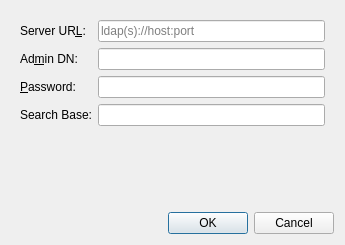
This is client/src/ui/dialogs/ldap_settings_dialog.ui in networkoptix/nx_open as Qt 5 draws it before an edit. The edited form follows.
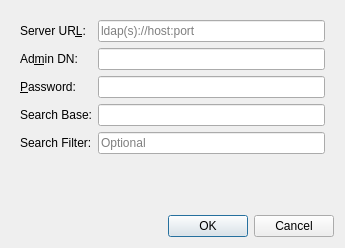
This is the edited form.

The edit to the form file:
```diff
--- a/client/src/ui/dialogs/ldap_settings_dialog.ui
+++ b/client/src/ui/dialogs/ldap_settings_dialog.ui
@@ -74,6 +74,20 @@
       <item row="3" column="1">
        <widget class="QLineEdit" name="searchBaseLineEdit"/>
       </item>
+       <item row="4" column="0">
+         <widget class="QLabel" name="searchFilterLabel">
+           <property name="text">
+             <string>Search Filter:</string>
+           </property>
+         </widget>
+       </item>
+       <item row="4" column="1">
+         <widget class="QLineEdit" name="searchFilterLineEdit">
+           <property name="placeholderText">
+             <string>Optional</string>
+           </property>
+         </widget>
+       </item>
      </layout>
     </widget>
    </item>
```
